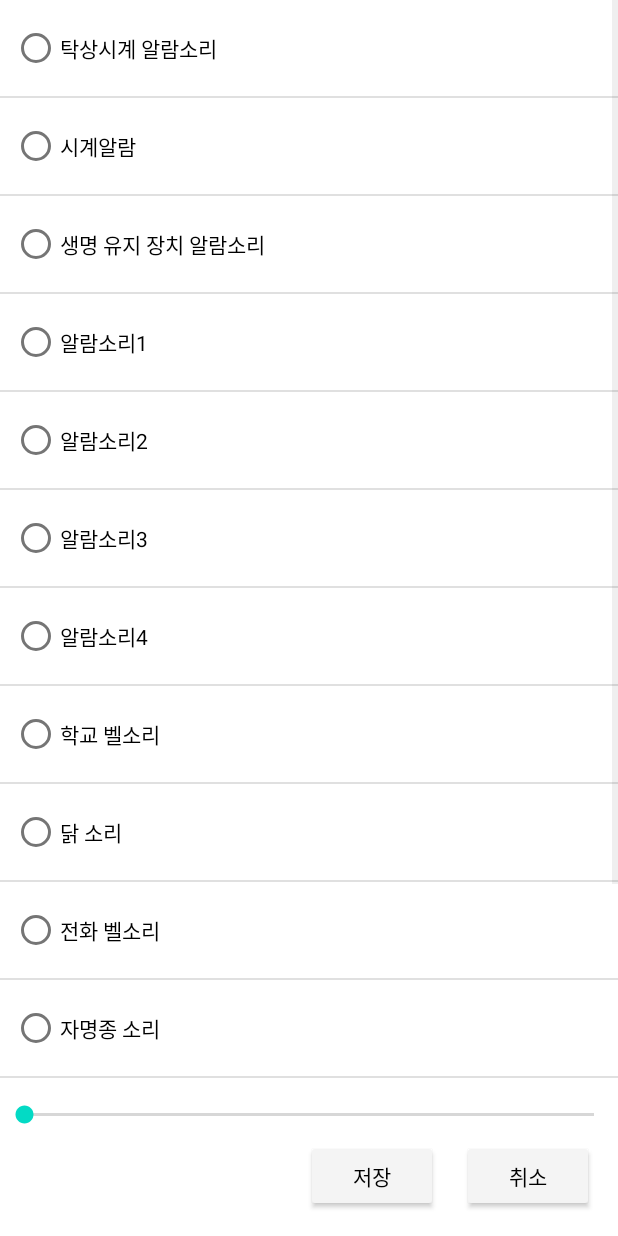
After one commit to Grusie/MiracleAlarm, an Android app: the SoundActivity screen opened directly, with no data from a screen before it, on a phone screen of 412 x 824 dp. The commit adds this screen. Run offline under Robolectric (Android 15) with nearby library versions, the phone set to English and light mode, and no system bars; our stand-ins replace Room's generated code, data binding.

Commit message:
23.06.08
- 알람 기능 완성
  -> 서비스
  -> 알람 끄기
  -> 화면 켜기 등
- 알람 소리 변경 기능 구현

```diff
--- /dev/null
+++ b/app/src/main/java/com/grusie/miraclealarm/SoundAdapter.kt
@@ -0,0 +1,68 @@
+package com.grusie.miraclealarm
+
+import android.content.Context
+import android.util.Log
+import android.view.LayoutInflater
+import android.view.View
+import android.view.ViewGroup
+import android.widget.BaseAdapter
+import com.grusie.miraclealarm.databinding.ItemAlarmSoundBinding
+
+interface GetSelectedSound {
+    fun getSelectedSound(item: String)
+}
+
+class SoundAdapter(
+    val context: Context,
+    val listener: GetSelectedSound,
+    val soundList: Array<String>
+) : BaseAdapter() {
+    private lateinit var binding: ItemAlarmSoundBinding
+    var selectedPosition: Int = -1
+
+    override fun getCount(): Int {
+        return soundList.size
+    }
+
+    override fun getItem(position: Int): String {
+        return soundList[position]
+    }
+
+    override fun getItemId(position: Int): Long {
+        return 0
+    }
+
+    override fun getView(position: Int, convertView: View?, parent: ViewGroup?): View {
+        var view = convertView
+        val viewHolder: SoundViewHolder
+        if (view == null) {
+            binding = ItemAlarmSoundBinding.inflate(LayoutInflater.from(context))
+            viewHolder = SoundViewHolder(binding)
+            view = binding.root
+            view.tag = viewHolder
+        } else {
+            viewHolder = view.tag as SoundViewHolder
+        }
+
+        val sound = getItem(position)
+        viewHolder.bind(sound, position)
+
+        return view
+    }
+
+    private inner class SoundViewHolder(private val binding: ItemAlarmSoundBinding) {
+        fun bind(sound: String, position: Int) {
+            binding.sound = sound
+            binding.rbAlarmSound.isChecked = selectedPosition == position
+
+            binding.root.setOnClickListener {
+                selectedPosition = position
+                notifyDataSetChanged()
+
+                binding.rbAlarmSound.isChecked = true
+                listener.getSelectedSound(binding.rbAlarmSound.text as String)
+                Log.d("confirm clickEvent", "$position, $selectedPosition, ${binding.rbAlarmSound.isChecked}")
+            }
+        }
+    }
+}
--- /dev/null
+++ b/app/src/main/java/com/grusie/miraclealarm/activity/SoundActivity.kt
@@ -0,0 +1,56 @@
+package com.grusie.miraclealarm.activity
+
+import android.app.Activity
+import android.content.Intent
+import android.os.Bundle
+import androidx.activity.result.ActivityResultLauncher
+import androidx.appcompat.app.AppCompatActivity
+import androidx.databinding.DataBindingUtil
+import androidx.lifecycle.ViewModelProvider
+import com.grusie.miraclealarm.GetSelectedSound
+import com.grusie.miraclealarm.R
+import com.grusie.miraclealarm.SoundAdapter
+import com.grusie.miraclealarm.databinding.ActivitySoundBinding
+import com.grusie.miraclealarm.viewmodel.AlarmViewModel
+import kotlin.properties.Delegates
+
+class SoundActivity : AppCompatActivity(), GetSelectedSound {
+    private lateinit var binding: ActivitySoundBinding
+    private lateinit var soundArray: Array<String>
+    private lateinit var adapter: SoundAdapter
+    private var alarmId by Delegates.notNull<Int>()
+    private var selectedItem: String? = null
+
+    override fun onCreate(savedInstanceState: Bundle?) {
+        super.onCreate(savedInstanceState)
+        initUi()
+    }
+
+    private fun initUi() {
+        binding = DataBindingUtil.setContentView(this, R.layout.activity_sound)
+        binding.viewModel = ViewModelProvider(this)[AlarmViewModel::class.java]
+        binding.lifecycleOwner = this
+
+        alarmId = intent.getIntExtra("alarmId", -1)
+        selectedItem = intent.getStringExtra("detail")
+        binding.viewModel?.initAlarmData(alarmId)
+        soundArray = resources.getStringArray(R.array.sound_array)
+
+        adapter = SoundAdapter(this, this, soundArray)
+        adapter.selectedPosition = soundArray.indexOf(selectedItem)
+        binding.lvAlarmSound.adapter = adapter
+
+        binding.btnSoundSave.setOnClickListener {
+            val resultIntent = Intent()
+            resultIntent.putExtra("sound", selectedItem)
+            setResult(Activity.RESULT_OK, resultIntent)
+            finish()
+        }
+    }
+
+    override fun getSelectedSound(item: String) {
+        selectedItem = item
+        binding.viewModel?.logLine("confirmSelectedItem", "$item, $selectedItem")
+    }
+
+}
--- a/app/src/main/java/com/grusie/miraclealarm/function/AlarmNotiReceiver.kt
+++ b/app/src/main/java/com/grusie/miraclealarm/function/AlarmNotiReceiver.kt
@@ -48,7 +48,6 @@ class AlarmNotiReceiver : BroadcastReceiver() {
     private fun createAlarm(context: Context, alarmId: Int, title: String, contentValue: String) {
 
         val serviceIntent = Intent(context, ForegroundAlarmService::class.java).apply {
-            action = context.getString(R.string.ACTION_DISMISS)
             putExtra("alarmId", alarmId)
             putExtra("title", title)
             putExtra("contentValue", contentValue)
--- a/app/src/main/java/com/grusie/miraclealarm/viewmodel/AlarmViewModel.kt
+++ b/app/src/main/java/com/grusie/miraclealarm/viewmodel/AlarmViewModel.kt
@@ -12,11 +12,13 @@ import com.grusie.miraclealarm.function.Utils
 import com.grusie.miraclealarm.model.AlarmData
 import com.grusie.miraclealarm.model.AlarmDatabase
 import com.grusie.miraclealarm.model.AlarmRepository
+import kotlinx.coroutines.CompletableDeferred
 import kotlinx.coroutines.Dispatchers
 import kotlinx.coroutines.launch
 import kotlinx.coroutines.withContext
 import java.text.SimpleDateFormat
 import java.util.*
+import kotlin.math.log
 
 
 class AlarmViewModel(application: Application) : AndroidViewModel(application) {
@@ -33,10 +35,14 @@ class AlarmViewModel(application: Application) : AndroidViewModel(application) {
     val time = MutableLiveData<String>()                        //알람 시간 값
     val dateList = MutableLiveData<MutableSet<String>>()        //날짜 리스트 값
     val date = MutableLiveData<String>()                        //날짜 값
+    val sound = MutableLiveData<String>()                       //알람 소리 값
+    val vibrate = MutableLiveData<String>()                     //알람 진동 값
+    val offWay = MutableLiveData<String>()                      //알람 끄는 방법 값
+    val repeat = MutableLiveData<String>()                      //알람 반복 값
     val modifyMode = MutableLiveData<Boolean>()                 //수정 모드 플래그
     val modifyList = MutableLiveData<MutableSet<AlarmData>>()   //수정 알람 데이터 리스트 값
     val clearAlarm = MutableLiveData<AlarmData>()               //제거할 알람 값
-    val daysOfWeek: Array<String>                               //요일 리스트 값
+    private val daysOfWeek: Array<String>                       //요일 리스트 값
     private val dayOfWeekMap: Map<String, Int>                  //요일 리스트 맵
     private val question = MutableLiveData<String>()
     private val answer = MutableLiveData<Int>()
@@ -75,6 +81,10 @@ class AlarmViewModel(application: Application) : AndroidViewModel(application) {
         return getApplication<Application>().getString(id)
     }
 
+
+    /**
+     * 뷰모델 알람 초기화
+     * **/
     fun initAlarmData(alarmId: Int) {
         logLine("confirm init AlarmData", "initalarmdata테스트")
         viewModelScope.launch {
@@ -87,6 +97,21 @@ class AlarmViewModel(application: Application) : AndroidViewModel(application) {
         }
     }
 
+    /**
+     * 뷰모델 알람 초기화
+     * **/
+    fun initAlarmData(alarm: AlarmData) {
+        logLine("confirm init AlarmData", "initalarmdata테스트")
+        viewModelScope.launch {
+            this@AlarmViewModel.alarm.value = alarm
+            initEmptyAlarmData()
+        }
+    }
+
+
+    /**
+     * 뷰모델 알람 초기화
+     * **/
     private fun initEmptyAlarmData() {
         this.alarm.value?.apply {
             this@AlarmViewModel.flagHoliday.value = holiday
@@ -94,6 +119,10 @@ class AlarmViewModel(application: Application) : AndroidViewModel(application) {
             this@AlarmViewModel.flagSound.value = flagSound
             this@AlarmViewModel.flagRepeat.value = flagRepeat
             this@AlarmViewModel.flagOffWay.value = flagOffWay
+            this@AlarmViewModel.sound.value = sound
+            this@AlarmViewModel.offWay.value = off_way
+            this@AlarmViewModel.vibrate.value = vibrate
+            this@AlarmViewModel.repeat.value = repeat
             this@AlarmViewModel.time.value = time
             this@AlarmViewModel.dateList.value =
                 if (date.isNotEmpty()) date.split(",").toMutableSet() else mutableSetOf()
@@ -102,7 +131,7 @@ class AlarmViewModel(application: Application) : AndroidViewModel(application) {
     }
 
     /**
-     * DAO
+     * DAO CRUD
      * **/
     suspend fun insert(alarm: AlarmData): Long {
         logLine("confirm insert", "$alarm")
@@ -119,6 +148,9 @@ class AlarmViewModel(application: Application) : AndroidViewModel(application) {
         repository.delete(alarm)
     }
 
+    /**
+     * 해당 알람 객체 가져오기
+     * **/
     private suspend fun getAlarmById(id: Int): AlarmData {
         return withContext(Dispatchers.IO) { repository.getAlarmById(id) }
     }
@@ -190,7 +222,11 @@ class AlarmViewModel(application: Application) : AndroidViewModel(application) {
         logLine("confirm time - timePickerToTime", "${time.value}")
     }
 
-    fun updateAlarmData() {
+    /**
+     * 알람 삽입 or 업데이트
+     * **/
+    suspend fun updateAlarmData() : AlarmData{
+        val deferred = CompletableDeferred<AlarmData>()
         viewModelScope.launch {
             val alarmId = if (alarm.value?.id == 0) {
                 alarm.value?.let { insert(it) } ?: 0
@@ -199,19 +235,30 @@ class AlarmViewModel(application: Application) : AndroidViewModel(application) {
                 alarm.value?.id
             }
 
+            alarm.value = getAlarmById(alarmId!!.toInt())
+
             alarm.value?.apply {
                 logLine(
-                    "viewModelVariable",
+                    "confirm viewModelVariable",
                     "alarmId = ${alarm.value?.id}, alarmIdTest = ${alarmId}, time = ${time}, title = ${title}, date = ${date}, dateRepeat = ${dateRepeat}, holiday = ${holiday}, sound = ${sound}, vibrate = ${vibrate}, offWay = ${off_way}, repeat = ${repeat}"
                 )
             }
+            deferred.complete(alarm.value!!) // 알람 데이터를 complete() 메서드로 설정
         }
+
+        return deferred.await()
     }
 
-    fun sortDate() {
+    /**
+     * 요일 정렬
+     * **/
+    private fun sortDate() {
         dateList.value = dateList.value?.sortedBy { dayOfWeekMap[it] }?.toMutableSet()
     }
 
+    /**
+     * 로그
+     * **/
     fun logLine(tag: String, log: String) {
         if (log.length > 1500) {
             Log.d(tag, log.substring(0, 1500))
@@ -220,6 +267,10 @@ class AlarmViewModel(application: Application) : AndroidViewModel(application) {
             Log.d(tag, log)
     }
 
+
+    /**
+     * 알람 울릴 시간 가져오기
+     * **/
     fun getAlarmTime(): ArrayList<Calendar> {
         val inputFormat = SimpleDateFormat("a hh:mm")
         val calList = ArrayList<Calendar>()
@@ -263,6 +314,9 @@ class AlarmViewModel(application: Application) : AndroidViewModel(application) {
         return calList
     }
 
+    /**
+     * date가 요일이 아닌 날짜일 경우 Calendar를 반환해주는 함수
+     * */
     fun dateToCal(date: String, cal: Calendar): Calendar {
         var returnCal = cal
         try {
@@ -286,7 +340,9 @@ class AlarmViewModel(application: Application) : AndroidViewModel(application) {
         return returnCal
     }
 
-
+    /**
+     * 날짜 포맷
+     * **/
     fun dateFormat(year: Int?, month: Int, day: Int, dayOfWeek: Int): String {
         logLine("confirm dateFormat", "$dayOfWeek, ${daysOfWeek[dayOfWeek - 1]}")
         if (year == Calendar.getInstance().get(Calendar.YEAR)) {
@@ -307,6 +363,9 @@ class AlarmViewModel(application: Application) : AndroidViewModel(application) {
         }
     }
 
+    /**
+     * 알람 수정 리스트 추가 삭제
+     * **/
     fun onCheckAlarmList(alarm: AlarmData, isChecked: Boolean) {
         if (isChecked) modifyList.value?.add(alarm)
         else modifyList.value?.remove(alarm)
@@ -315,6 +374,11 @@ class AlarmViewModel(application: Application) : AndroidViewModel(application) {
 
     fun dateToList(): List<String> {
         return alarm.value?.date?.split(",")!!
+    }
+
+    fun changeSound(sound: String) {
+        this.sound.value = sound
+        logLine("confirm sound", "${this.sound.value}, $sound")
     }
 
 /*    fun createOffWay(){
--- /dev/null
+++ b/app/src/main/res/layout/activity_sound.xml
@@ -0,0 +1,60 @@
+<?xml version="1.0" encoding="utf-8"?>
+<layout xmlns:android="http://schemas.android.com/apk/res/android"
+    xmlns:app="http://schemas.android.com/apk/res-auto"
+    xmlns:tools="http://schemas.android.com/tools">
+
+    <data>
+        <variable
+            name="viewModel"
+            type="com.grusie.miraclealarm.viewmodel.AlarmViewModel" />
+    </data>
+
+    <androidx.constraintlayout.widget.ConstraintLayout
+        android:layout_width="match_parent"
+        android:layout_height="match_parent">
+
+        <androidx.constraintlayout.widget.ConstraintLayout
+            android:layout_width="match_parent"
+            android:layout_height="0dp"
+            app:layout_constraintTop_toTopOf="parent"
+            app:layout_constraintBottom_toTopOf="@id/sb_soundVolume">
+        <ListView
+            android:id="@+id/lv_alarmSound"
+            android:layout_width="match_parent"
+            android:layout_height="wrap_content"
+            android:layout_marginVertical="@dimen/margin_half"
+            app:layout_constraintTop_toTopOf="parent"
+            app:layout_constraintBottom_toBottomOf="parent" />
+        </androidx.constraintlayout.widget.ConstraintLayout>
+        <SeekBar
+            android:id="@+id/sb_soundVolume"
+            android:layout_width="match_parent"
+            android:layout_height="wrap_content"
+            android:layout_marginVertical="@dimen/margin_half"
+            android:max="15"
+            app:layout_constraintBottom_toTopOf="@id/btn_soundSave" />
+
+        <Button
+            android:id="@+id/btn_soundSave"
+            style="@style/customButtonStyle"
+            android:layout_width="wrap_content"
+            android:layout_height="wrap_content"
+            android:layout_margin="@dimen/margin_default"
+            android:text="@string/string_save"
+            app:layout_constraintBottom_toBottomOf="parent"
+            app:layout_constraintEnd_toStartOf="@id/btn_soundCancel" />
+
+        <Button
+            android:id="@+id/btn_soundCancel"
+            style="@style/customButtonStyle"
+            android:layout_width="wrap_content"
+            android:layout_height="wrap_content"
+            android:layout_margin="@dimen/margin_default"
+            android:text="@string/string_cancel"
+            app:layout_constraintBottom_toBottomOf="parent"
+            app:layout_constraintEnd_toEndOf="parent" />
+
+
+
+    </androidx.constraintlayout.widget.ConstraintLayout>
+</layout>
--- /dev/null
+++ b/app/src/main/res/layout/item_alarm_sound.xml
@@ -0,0 +1,24 @@
+<?xml version="1.0" encoding="utf-8"?>
+<layout>
+    <data>
+        <variable
+            name="sound"
+            type="String" />
+    </data>
+<androidx.constraintlayout.widget.ConstraintLayout xmlns:android="http://schemas.android.com/apk/res/android"
+    xmlns:app="http://schemas.android.com/apk/res-auto"
+    android:layout_width="match_parent"
+    android:layout_height="wrap_content"
+    android:padding="@dimen/padding_half">
+
+    <RadioButton
+        android:id="@+id/rb_alarmSound"
+        android:layout_width="wrap_content"
+        android:layout_height="wrap_content"
+        app:layout_constraintStart_toStartOf="parent"
+        app:layout_constraintBottom_toBottomOf="parent"
+        app:layout_constraintTop_toTopOf="parent"
+        android:text="@{sound}"/>
+</androidx.constraintlayout.widget.ConstraintLayout>
+
+</layout>
--- a/app/src/main/res/values/themes.xml
+++ b/app/src/main/res/values/themes.xml
@@ -14,4 +14,8 @@
         <!-- Customize your theme here. -->
         <item name="android:textColor">@color/black</item>
     </style>
+    <style name="customButtonStyle" parent="Widget.AppCompat.Button">
+        <item name="backgroundTint">@color/gray</item>
+        <item name="android:textColor">@color/black</item>
+    </style>
 </resources>
```
Also changed, not shown: app/src/main/AndroidManifest.xml (+6 -3 lines), app/src/main/java/com/grusie/miraclealarm/activity/CreateAlarmActivity.kt (+42 -10 lines), app/src/main/java/com/grusie/miraclealarm/activity/MainActivity.kt (+12 -3 lines), app/src/main/java/com/grusie/miraclealarm/activity/NotificationActivity.kt (+110 -19 lines), app/src/main/java/com/grusie/miraclealarm/function/ForegroundAlarmService.kt (+52 -22 lines), app/src/main/java/com/grusie/miraclealarm/function/Utils.kt (+48 -12 lines), app/src/main/res/layout/activity_create_alarm.xml (+8 -11 lines), app/src/main/res/layout/activity_main.xml (+16 -3 lines), 2 other files.
